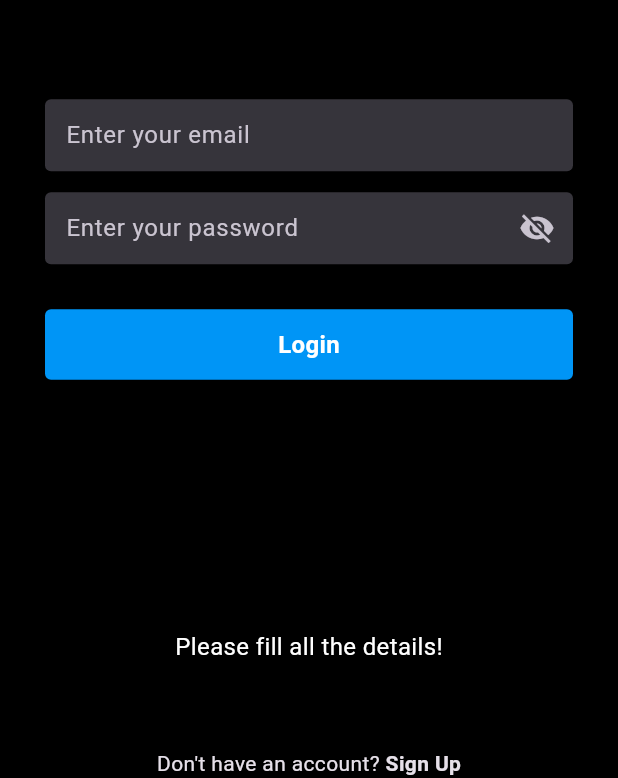
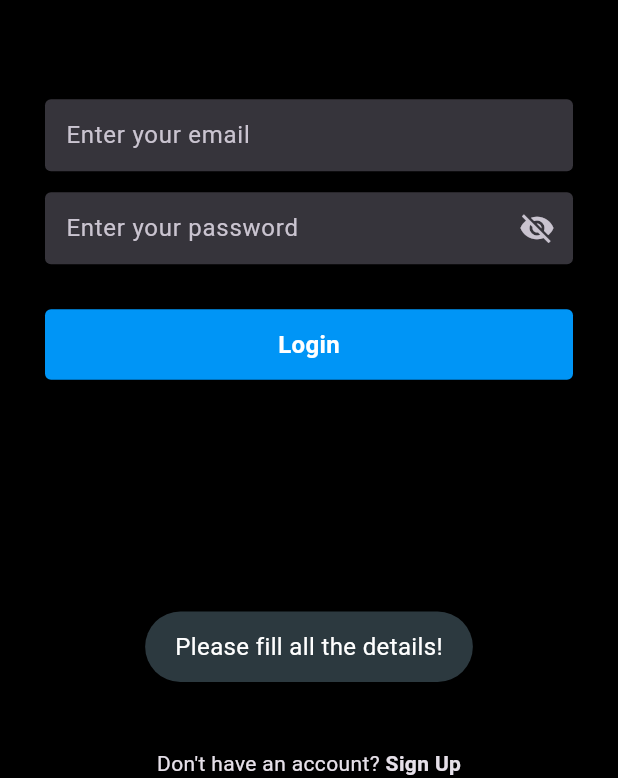
Before and after one commit to ankeshbanerjee/instagram-clone, a Flutter app: the screen it shows after launch, after a tap on "Login", on a phone screen of 412 x 824 dp, the part 458-1236 px from its top. Run offline on Flutter 3.47's test engine with Material 3 defaults, Android fonts, the phone set to English and light mode, and no system bars; our stand-ins replace cloud_firestore, firebase_auth, firebase_core, firebase_storage, flutter_svg, fluttertoast and 2 more; accounts and stored records are empty; network calls fail.

```diff
--- a/lib/utils/apputils.dart
+++ b/lib/utils/apputils.dart
@@ -8,7 +8,7 @@ void showToast(String message) {
       gravity: ToastGravity.BOTTOM,
       timeInSecForIosWeb: 1,
       textColor: Colors.white,
-      backgroundColor: const Color.fromRGBO(57, 55, 76, 0),
+      backgroundColor: Colors.blueGrey.shade800.withOpacity(0.8),
       fontSize: 16.0);
 }
 
--- a/lib/widgets/post_card.dart
+++ b/lib/widgets/post_card.dart
@@ -165,6 +165,7 @@ class _PostCardState extends State<PostCard> {
                       if (mounted) {
                         Navigator.pop(context);
                       }
+                      showToast("Added to favorites");
                     } else {
                       await _profileServices.removeFromFavorites(
                           user.uid, postItem.postId);
@@ -177,6 +178,7 @@ class _PostCardState extends State<PostCard> {
                       if (mounted) {
                         Navigator.pop(context);
                       }
+                      showToast("Removed from favorites");
                     }
                   } catch (e) {
                     showToast(e.toString());
```
Also changed, not shown: 2 other files.
